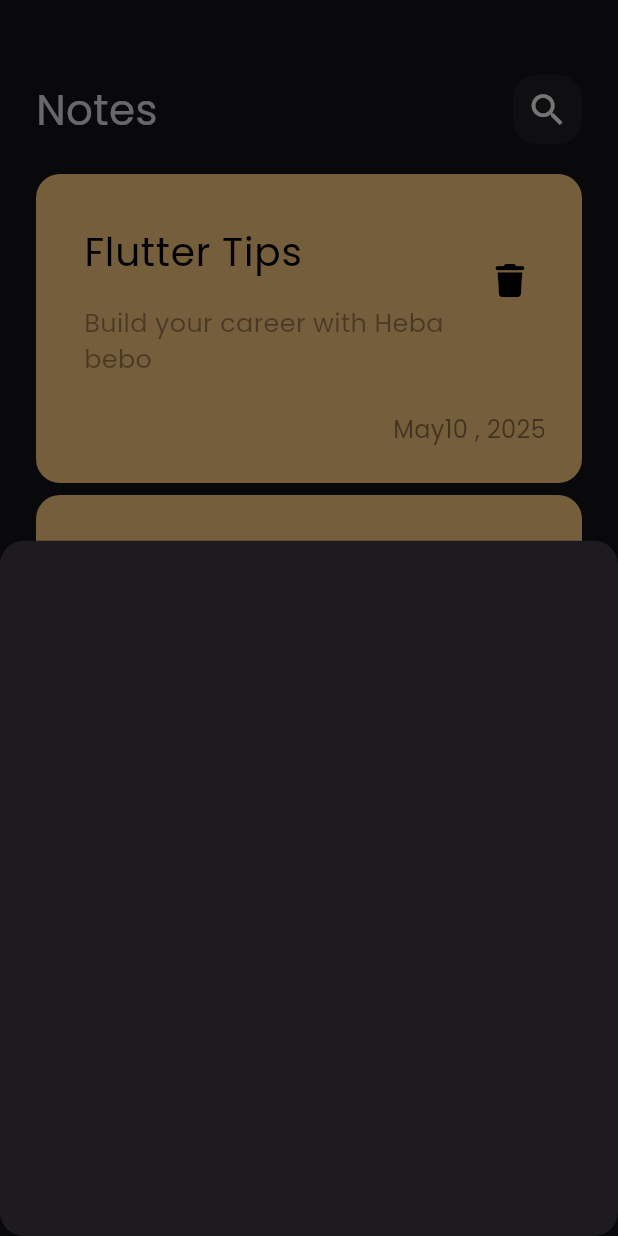
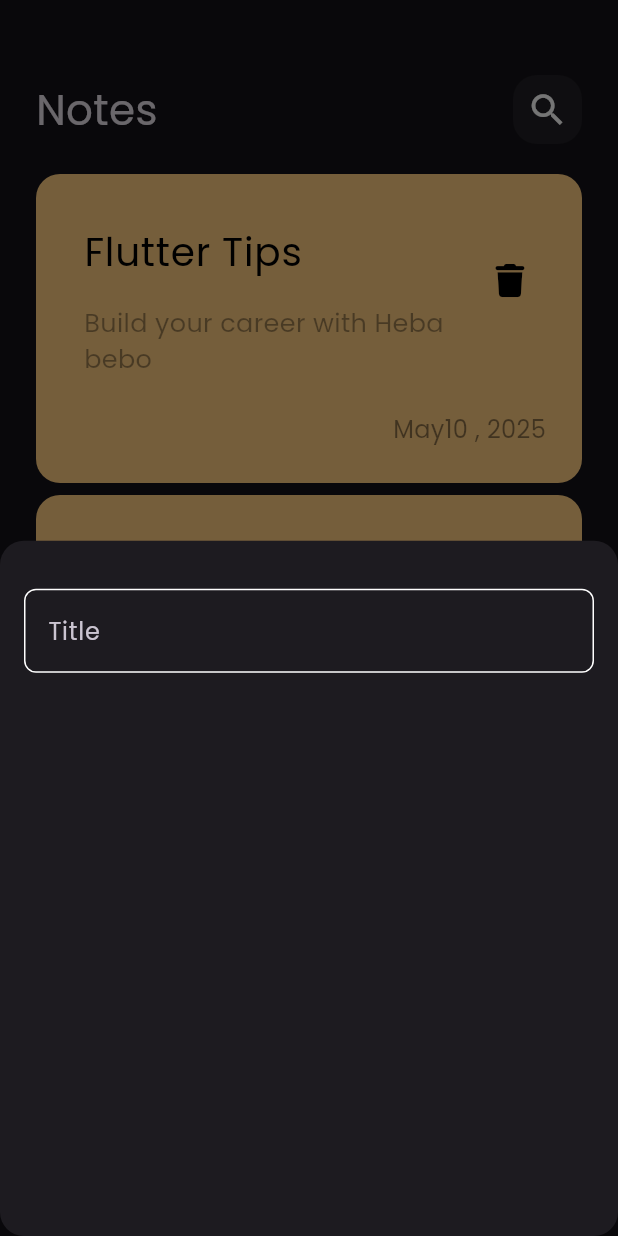
Before and after one commit to HebaRagaa/notes_app, a Flutter app: the screen it shows after launch, after a tap on the "add" icon, on a phone screen of 412 x 824 dp. Run offline on Flutter 3.47's test engine with Material 3 defaults, Android fonts, the phone set to English and light mode, and no system bars; our stand-ins replace font_awesome_flutter.

Commit message:
create custom text field

```diff
--- a/lib/views/notes_view.dart
+++ b/lib/views/notes_view.dart
@@ -2,6 +2,7 @@
 
  import 'package:flutter/material.dart';
 import 'package:notesapp/widgets/add_note_bottom_sheet.dart';
+import 'package:notesapp/widgets/constants.dart';
 import 'package:notesapp/widgets/notes_view_body.dart';
 
 class NotesView extends StatelessWidget {
@@ -12,7 +13,7 @@ class NotesView extends StatelessWidget {
      return Scaffold(
        floatingActionButton: FloatingActionButton(
          shape: const CircleBorder(),
-         backgroundColor: Colors.cyan ,
+         backgroundColor: kPrimaryColor ,
          onPressed: ()
          {
            showModalBottomSheet(
--- a/lib/widgets/add_note_bottom_sheet.dart
+++ b/lib/widgets/add_note_bottom_sheet.dart
@@ -1,11 +1,20 @@
 
   import 'package:flutter/material.dart';
+import 'package:notesapp/widgets/custom_text_field.dart';
 
 class AddNoteBottomSheet extends StatelessWidget {
     const AddNoteBottomSheet({super.key});
 
     @override
     Widget build(BuildContext context) {
-      return Container();
+      return Padding(
+        padding: EdgeInsets.symmetric(horizontal: 16),
+       child:  Column(
+        children: [
+          SizedBox(height: 32,),
+          CustomTextField(),
+        ],
+       )
+      );
     }
   }
--- /dev/null
+++ b/lib/widgets/constants.dart
@@ -0,0 +1,4 @@
+
+  import 'dart:ui';
+
+ const kPrimaryColor = Color( 0xff62FCD7 );
--- /dev/null
+++ b/lib/widgets/custom_text_field.dart
@@ -0,0 +1,30 @@
+
+  import 'package:flutter/material.dart';
+import 'package:notesapp/widgets/constants.dart';
+
+class CustomTextField extends StatelessWidget {
+    const CustomTextField({super.key});
+
+    @override
+    Widget build(BuildContext context) {
+      return TextField(
+        cursorColor: kPrimaryColor,
+  decoration: InputDecoration(
+    hintText: 'Title',
+  // hintStyle: TextStyle(color: kPrimaryColor),
+    border: buildBorder(),
+    enabledBorder: buildBorder(),
+    focusedBorder: buildBorder( kPrimaryColor ),
+
+  ),
+      );
+    }
+
+    OutlineInputBorder buildBorder([color]) {
+      return OutlineInputBorder(
+  borderRadius: BorderRadius.circular(8),
+  borderSide: BorderSide(color: color ?? Colors.white),
+        //لو الكالر بنل خد الابيض لو مكانش يبقى اللي عامله
+  );
+    }
+  }
```
